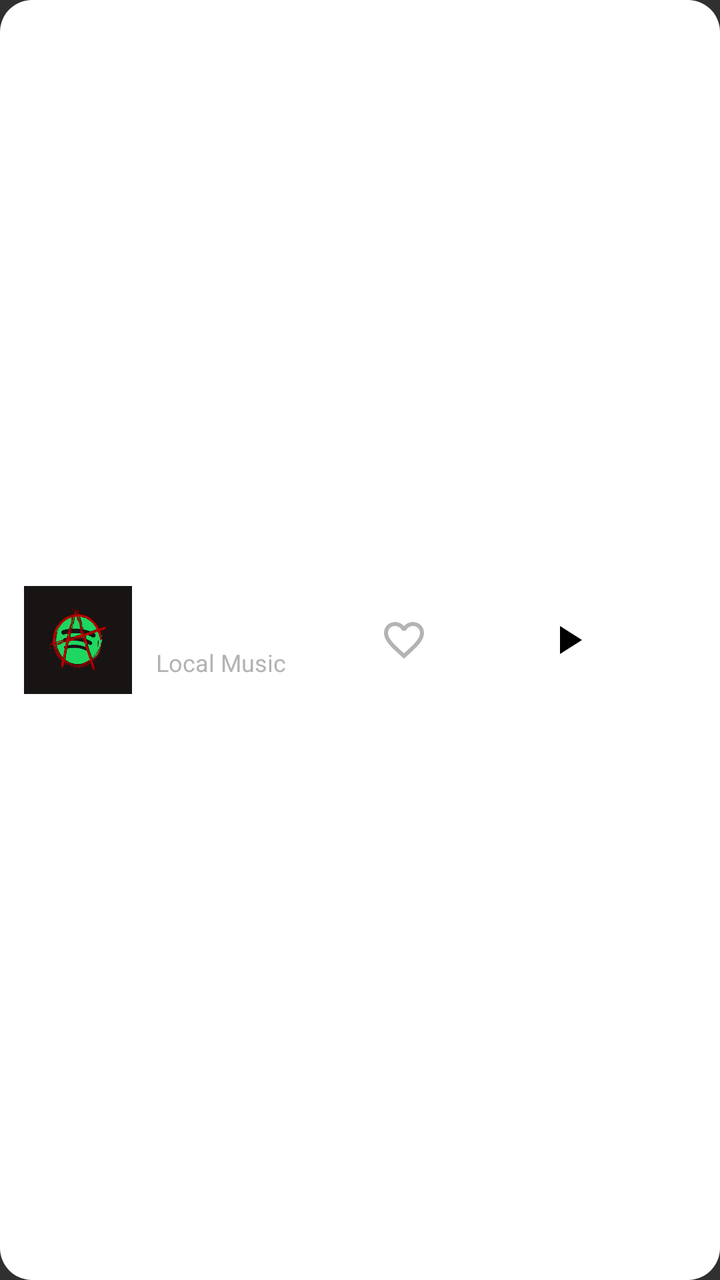
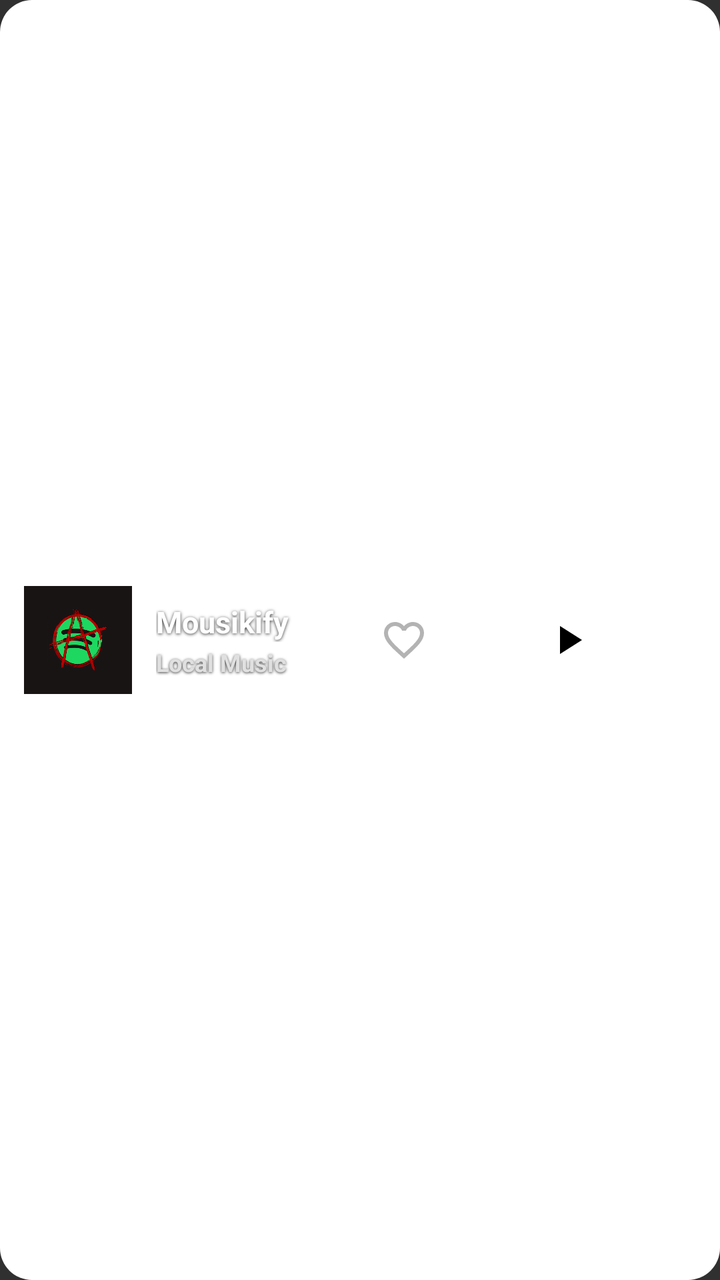

Before-and-after screenshots of an Android layout around one commit, followed by the original layout XML and the change that was made.
<!-- AndroidManifest.xml: application theme android:Theme.Material.NoActionBar -->
<!-- res/layout/widget_spotify_player.xml -->
<?xml version="1.0" encoding="utf-8"?>
<FrameLayout xmlns:android="http://schemas.android.com/apk/res/android"
    android:id="@+id/widget_root"
    android:layout_width="match_parent"
    android:layout_height="match_parent">

    
    <ImageView
        android:id="@+id/widget_background"
        android:layout_width="match_parent"
        android:layout_height="match_parent"
        android:scaleType="fitXY"
        android:src="@drawable/widget_background" />

    <LinearLayout
        android:id="@+id/widget_content"
        android:layout_width="match_parent"
        android:layout_height="match_parent"
        android:gravity="center_vertical"
        android:orientation="horizontal"
        android:paddingStart="12dp"
        android:paddingTop="8dp"
        android:paddingEnd="12dp"
        android:paddingBottom="8dp">

        
        <ImageView
            android:id="@+id/widget_album_art"
            android:layout_width="54dp"
            android:layout_height="54dp"
            android:background="@drawable/widget_art_placeholder"
            android:contentDescription="Album Art"
            android:scaleType="centerCrop"
            android:src="@drawable/ic_launcher_foreground" />

        
        <LinearLayout
            android:layout_width="0dp"
            android:layout_height="wrap_content"
            android:layout_marginStart="12dp"
            android:layout_marginEnd="8dp"
            android:layout_weight="1"
            android:orientation="vertical">

            <TextView
                android:id="@+id/widget_song_title"
                android:layout_width="match_parent"
                android:layout_height="wrap_content"
                android:ellipsize="end"
                android:maxLines="1"
                android:text="Mousikify"
                android:textColor="#FFFFFF"
                android:textSize="15sp"
                android:textStyle="bold" />

            <TextView
                android:id="@+id/widget_artist_name"
                android:layout_width="match_parent"
                android:layout_height="wrap_content"
                android:layout_marginTop="2dp"
                android:ellipsize="end"
                android:maxLines="1"
                android:text="Local Music"
                android:textColor="#B3B3B3"
                android:textSize="12sp" />
        </LinearLayout>

        
        <LinearLayout
            android:layout_width="wrap_content"
            android:layout_height="wrap_content"
            android:gravity="center_vertical"
            android:orientation="horizontal">

            
            <ImageButton
                android:id="@+id/widget_btn_favorite"
                android:layout_width="36dp"
                android:layout_height="36dp"
                android:background="?android:attr/selectableItemBackgroundBorderless"
                android:contentDescription="Favorite"
                android:padding="6dp"
                android:scaleType="fitCenter"
                android:src="@drawable/widget_ic_favorite_border" />

            
            <ImageButton
                android:id="@+id/widget_btn_prev"
                android:layout_width="38dp"
                android:layout_height="38dp"
                android:background="?android:attr/selectableItemBackgroundBorderless"
                android:contentDescription="Previous Track"
                android:padding="6dp"
                android:scaleType="fitCenter"
                android:src="@drawable/widget_ic_skip_prev" />

            
            <ImageButton
                android:id="@+id/widget_btn_play_pause"
                android:layout_width="44dp"
                android:layout_height="44dp"
                android:layout_marginStart="4dp"
                android:layout_marginEnd="4dp"
                android:background="@drawable/widget_play_circle"
                android:contentDescription="Play/Pause"
                android:padding="10dp"
                android:scaleType="fitCenter"
                android:src="@drawable/widget_ic_play" />

            
            <ImageButton
                android:id="@+id/widget_btn_next"
                android:layout_width="38dp"
                android:layout_height="38dp"
                android:background="?android:attr/selectableItemBackgroundBorderless"
                android:contentDescription="Next Track"
                android:padding="6dp"
                android:scaleType="fitCenter"
                android:src="@drawable/widget_ic_skip_next" />
        </LinearLayout>

    </LinearLayout>

</FrameLayout>
<!-- resources referenced by this layout -->
<resources>
  <!-- drawable ic_launcher_foreground: png bitmap (drawable, 57677 bytes) -->
  <!-- drawable widget_art_placeholder (drawable) -->
  <?xml version="1.0" encoding="utf-8"?>
  <shape xmlns:android="http://schemas.android.com/apk/res/android"
      android:shape="rectangle">
      <solid android:color="#282828" />
      <corners android:radius="8dp" />
  </shape>
  <!-- drawable widget_background (drawable) -->
  <?xml version="1.0" encoding="utf-8"?>
  <shape xmlns:android="http://schemas.android.com/apk/res/android"
      android:shape="rectangle">
      <solid android:color="#FFFFFF" />
      <corners android:radius="16dp" />
  </shape>
  <!-- drawable widget_ic_favorite_border (drawable) -->
  <?xml version="1.0" encoding="utf-8"?>
  <vector xmlns:android="http://schemas.android.com/apk/res/android"
      android:width="24dp"
      android:height="24dp"
      android:viewportWidth="24"
      android:viewportHeight="24">
      <path
          android:fillColor="#B3B3B3"
          android:pathData="M16.5,3c-1.74,0 -3.41,0.81 -4.5,2.09C10.91,3.81 9.24,3 7.5,3 4.42,3 2,5.42 2,8.5c0,3.78 3.4,6.86 8.55,11.54L12,21.35l1.45,-1.32C18.6,15.36 22,12.28 22,8.5 22,5.42 19.58,3 16.5,3zm-4.4,15.55l-0.1,0.1 -0.1,-0.1C7.14,14.24 4,11.39 4,8.5 4,6.5 5.5,5 7.5,5c1.54,0 3.04,0.99 3.57,2.36h1.87C13.46,5.99 14.96,5 16.5,5c2,0 3.5,1.5 3.5,3.5 0,2.89 -3.14,5.74 -7.9,10.05z"/>
  </vector>
  <!-- drawable widget_ic_play (drawable) -->
  <?xml version="1.0" encoding="utf-8"?>
  <vector xmlns:android="http://schemas.android.com/apk/res/android"
      android:width="24dp"
      android:height="24dp"
      android:viewportWidth="24"
      android:viewportHeight="24">
      <path
          android:fillColor="#000000"
          android:pathData="M8,5v14l11,-7z"/>
  </vector>
  <!-- drawable widget_ic_skip_next (drawable) -->
  <?xml version="1.0" encoding="utf-8"?>
  <vector xmlns:android="http://schemas.android.com/apk/res/android"
      android:width="24dp"
      android:height="24dp"
      android:viewportWidth="24"
      android:viewportHeight="24">
      <path
          android:fillColor="#FFFFFF"
          android:pathData="M6,18l8.5,-6L6,6v12zM16,6v12h2V6h-2z"/>
  </vector>
  <!-- drawable widget_ic_skip_prev (drawable) -->
  <?xml version="1.0" encoding="utf-8"?>
  <vector xmlns:android="http://schemas.android.com/apk/res/android"
      android:width="24dp"
      android:height="24dp"
      android:viewportWidth="24"
      android:viewportHeight="24">
      <path
          android:fillColor="#FFFFFF"
          android:pathData="M6,6h2v12H6zm3.5,6l8.5,6V6z"/>
  </vector>
  <!-- drawable widget_play_circle (drawable) -->
  <?xml version="1.0" encoding="utf-8"?>
  <shape xmlns:android="http://schemas.android.com/apk/res/android"
      android:shape="oval">
      <solid android:color="#FFFFFF" />
  </shape>
</resources>

<!-- the commit's change to res/layout/widget_spotify_player.xml (unified diff, before → after) -->
@@ -48,6 +48,10 @@
                 android:layout_height="wrap_content"
                 android:ellipsize="end"
                 android:maxLines="1"
+                android:shadowColor="#CC000000"
+                android:shadowDx="0"
+                android:shadowDy="1"
+                android:shadowRadius="4"
                 android:text="Mousikify"
                 android:textColor="#FFFFFF"
                 android:textSize="15sp"
@@ -60,9 +64,14 @@
                 android:layout_marginTop="2dp"
                 android:ellipsize="end"
                 android:maxLines="1"
+                android:shadowColor="#CC000000"
+                android:shadowDx="0"
+                android:shadowDy="1"
+                android:shadowRadius="3"
                 android:text="Local Music"
-                android:textColor="#B3B3B3"
-                android:textSize="12sp" />
+                android:textColor="#E0E0E0"
+                android:textSize="12sp"
+                android:textStyle="bold" />
         </LinearLayout>
 
         
